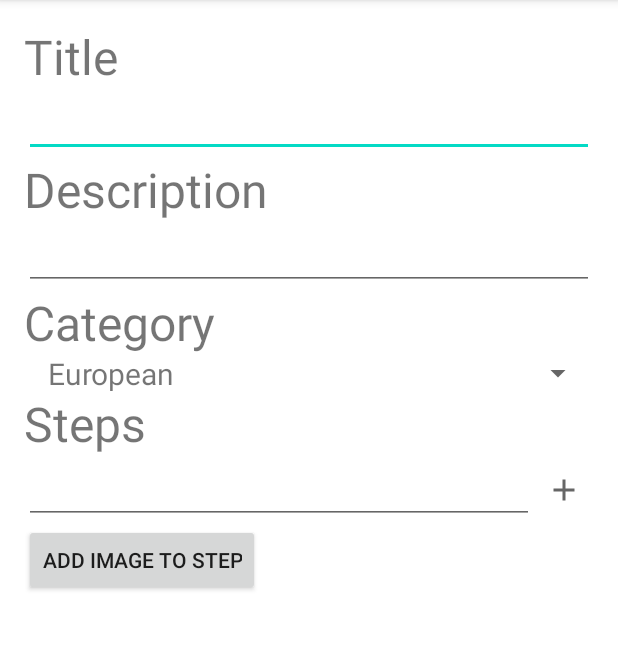
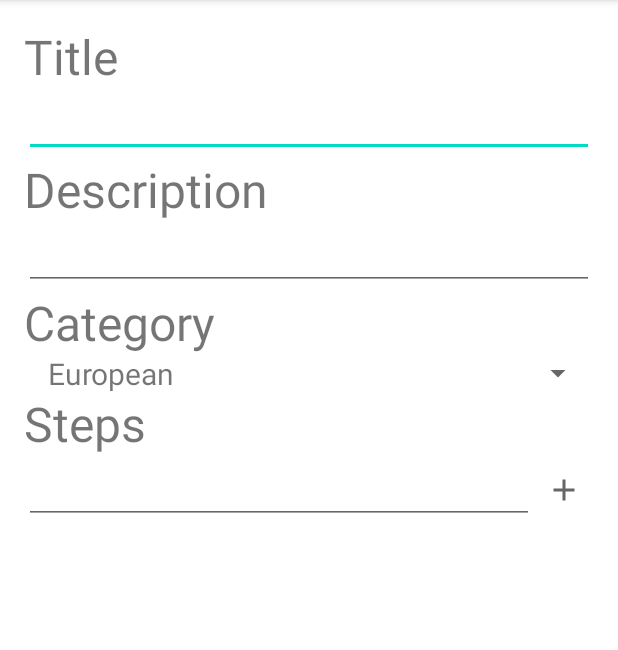
Before and after one commit to lanagl/android_diplom, an Android app: the RecipeContentFragment screen opened through its navigation route, on a phone screen of 412 x 824 dp, the part 84-734 px from its top. Run offline under Robolectric (Android 15) with nearby library versions, the phone set to English and light mode, and no system bars; our stand-ins replace Room's generated code.

Commit message:
исправление ошибок

```diff
--- a/app/src/main/java/ru/netology/nerecipe/adapter/FilterAdapter.kt
+++ b/app/src/main/java/ru/netology/nerecipe/adapter/FilterAdapter.kt
@@ -60,7 +60,7 @@ internal class FilterAdapter(
             with(binding) {
                 checkFilterItem.text=item.name
                 checkFilterName.text=item.id
-                checkFilterItem.isChecked = item.id in checkedCategory
+                checkFilterItem.isChecked = (item.id in checkedCategory || checkedCategory.isEmpty())
             }
         }
 
--- a/app/src/main/java/ru/netology/nerecipe/data/StepRepository.kt
+++ b/app/src/main/java/ru/netology/nerecipe/data/StepRepository.kt
@@ -5,7 +5,7 @@ import ru.netology.nerecipe.dto.Step
 
 interface StepRepository {
     val data: LiveData<List<Step>>
-    fun move(step: Step, endPosition: Int)
+    fun move(step: Step, endPosition: Long)
     fun delete(step: Step)
     fun save(stepList: List<Step>)
     fun removeByRecipeId(recipeId: Long)
--- a/app/src/main/java/ru/netology/nerecipe/data/impl/StepRepositoryImpl.kt
+++ b/app/src/main/java/ru/netology/nerecipe/data/impl/StepRepositoryImpl.kt
@@ -14,7 +14,7 @@ class StepRepositoryImpl(private val dao: StepsDao) : StepRepository {
     }
 
     @SuppressLint("CheckResult")
-    override fun move(step: Step, endPosition: Int) {
+    override fun move(step: Step, endPosition: Long) {
 
         dao.getStepsForRecipe(step.recipeId).map { stepList ->
             stepList.map {
--- a/app/src/main/java/ru/netology/nerecipe/db/StepsEntity.kt
+++ b/app/src/main/java/ru/netology/nerecipe/db/StepsEntity.kt
@@ -18,7 +18,7 @@ class StepsEntity(
     @ColumnInfo(name="content")
     val content: String?,
     @ColumnInfo(name="sort")
-    val sort: Int,
+    val sort: Long,
     @ColumnInfo(name="recipeId")
     val recipeId: Long
 )
--- a/app/src/main/java/ru/netology/nerecipe/dto/Step.kt
+++ b/app/src/main/java/ru/netology/nerecipe/dto/Step.kt
@@ -8,13 +8,13 @@ import kotlinx.serialization.Serializable
 data class Step(
     val id: Long,
     val content: String?,
-    val sort: Int,
+    val sort: Long,
     val recipeId: Long
 ) : Parcelable {
     constructor(parcel: Parcel) : this(
         parcel.readLong(),
         parcel.readString(),
-        parcel.readInt(),
+        parcel.readLong(),
         parcel.readLong()
     )
 
@@ -25,7 +25,7 @@ data class Step(
     override fun writeToParcel(dest: Parcel?, flags: Int) {
         dest?.writeLong(id)
         dest?.writeString(content)
-        dest?.writeInt(sort)
+        dest?.writeLong(sort)
         dest?.writeLong(recipeId)
     }
 
--- a/app/src/main/java/ru/netology/nerecipe/ui/RecipeContentFragment.kt
+++ b/app/src/main/java/ru/netology/nerecipe/ui/RecipeContentFragment.kt
@@ -17,6 +17,8 @@ import ru.netology.nerecipe.data.StepRepository.Companion.NEW_STEP_ID
 import ru.netology.nerecipe.databinding.FragmentRecipeContentBinding
 import ru.netology.nerecipe.dto.Category
 import ru.netology.nerecipe.dto.Step
+import ru.netology.nerecipe.util.findMax
+import ru.netology.nerecipe.util.findMaxStepId
 import ru.netology.nerecipe.viewModel.RecipeViewModel
 import ru.netology.nerecipe.viewModel.StepsViewModel
 
@@ -85,8 +87,8 @@ class RecipeContentFragment : Fragment() {
             if (!title.isNullOrBlank() && !description.isNullOrBlank()
             ) {
                 viewModel.onSaveButtonClicked(
+                    description.toString(),
                     title.toString(),
-                    description.toString(),
                     category.id
                 )
                 if (stepsList.size > 0 && CURRENT_RECIPE_ID != 0L) {
@@ -104,7 +106,7 @@ class RecipeContentFragment : Fragment() {
         binding.addButton.setOnClickListener {
             val stepItem = binding.step.text.toString()
             binding.step.text = null
-            val newStep = Step(id = NEW_STEP_ID, content = stepItem, sort = 0, recipeId = 0L)
+            val newStep = Step(id = NEW_STEP_ID, content = stepItem, sort = 0, recipeId = findMaxStepId(stepsList) +1)
             stepsList.add(newStep)
             viewModelSteps.addStep(newStep)
         }
--- a/app/src/main/java/ru/netology/nerecipe/ui/RecipeFragment.kt
+++ b/app/src/main/java/ru/netology/nerecipe/ui/RecipeFragment.kt
@@ -69,6 +69,7 @@ class RecipeFragment : Fragment() {
             with(binding){
                 title.text = currentRecipe?.name
                 description.text = currentRecipe?.description
+                description.text = currentRecipe?.description
                 val catId = root.resources.getIdentifier(currentRecipe?.category,"string", root.context.packageName)
                 category.text=root.resources.getString(catId)
                 submenu.setOnClickListener { popupMenu.show() }
--- a/app/src/main/java/ru/netology/nerecipe/viewModel/RecipeViewModel.kt
+++ b/app/src/main/java/ru/netology/nerecipe/viewModel/RecipeViewModel.kt
@@ -40,7 +40,7 @@ RecipeListener{
     val favoriteData by repository::favoriteData
     private val currentRecipe = MutableLiveData<Recipe?>(null)
     val navigateToRecipeContentScreenEvent = SingleLiveEvent<Unit?>()
-    val navigateToEditRecipeContentScreenEvent = SingleLiveEvent<Unit?>()
+    val navigateToEditRecipeContentScreenEvent = SingleLiveEvent<Long>()
     val searchTextEvent = SingleLiveEvent<Unit?>()
 
 
@@ -68,7 +68,7 @@ RecipeListener{
 
     override fun onEditClicked(recipe: Recipe) {
         currentRecipe.value=recipe
-        navigateToEditRecipeContentScreenEvent.call()
+        navigateToEditRecipeContentScreenEvent.value = recipe.id
     }
 
     override fun onFavoriteClicked(recipe: Recipe) {
--- a/app/src/main/res/layout/fragment_recipe_content.xml
+++ b/app/src/main/res/layout/fragment_recipe_content.xml
@@ -133,19 +133,11 @@
             app:layout_constraintLeft_toLeftOf="parent"
             app:layout_constraintRight_toLeftOf="@id/addButton"
             app:layout_constraintTop_toBottomOf="@id/stepsTitle" />
-        <androidx.appcompat.widget.AppCompatButton
-            android:layout_width="wrap_content"
-            android:layout_height="wrap_content"
-            android:text="@string/addImage"
-            android:id="@+id/addImageButton"
-            app:layout_constraintTop_toBottomOf="@id/step"
-            app:layout_constraintLeft_toLeftOf="parent"
-            />
 
         <androidx.appcompat.widget.AppCompatImageView
             android:layout_width="wrap_content"
             android:layout_height="wrap_content"
-            app:layout_constraintTop_toBottomOf="@id/addImageButton"
+            app:layout_constraintTop_toBottomOf="@id/step"
             app:layout_constraintLeft_toLeftOf="parent"
             android:id="@+id/stepImagePreview"
             />
@@ -171,7 +163,6 @@
             android:layout_height="wrap_content"
             app:layoutManager="androidx.recyclerview.widget.LinearLayoutManager"
             app:layout_constraintTop_toBottomOf="@id/stepImagePreview"
-            tools:layout_editor_absoluteX="52dp"
             tools:listitem="@layout/step_item" />
 
 
--- a/app/src/main/res/menu/drag_and_drop_menu.xml
+++ b/app/src/main/res/menu/drag_and_drop_menu.xml
@@ -4,4 +4,10 @@
         android:title="@string/up" />
     <item android:id="@+id/down"
         android:title="@string/down" />
+    <item
+        android:id="@+id/edit"
+        android:title="@string/edit" />
+    <item
+        android:id="@+id/remove"
+        android:title="@string/remove" />
 </menu>
--- a/app/src/main/res/values/dimens.xml
+++ b/app/src/main/res/values/dimens.xml
@@ -12,6 +12,7 @@
     <dimen name="activity_horizontal_margin">16dp</dimen>
     <dimen name="activity_vertical_margin">16dp</dimen>
     <dimen name="image_max_size">48dp</dimen>
+    <dimen name="stepDescriptionHeight">70dp</dimen>
 
 
 </resources>
```
Also changed, not shown: app/src/main/java/ru/netology/nerecipe/adapter/RecipeAdapter.kt (+14 -0 lines), app/src/main/java/ru/netology/nerecipe/ui/ListFragment.kt (+11 -0 lines), app/src/main/java/ru/netology/nerecipe/util/helpers.kt (+17 -0 lines), app/src/main/res/layout/card_recipe.xml (+14 -13 lines), app/src/main/res/layout/step_item.xml (+8 -16 lines).
